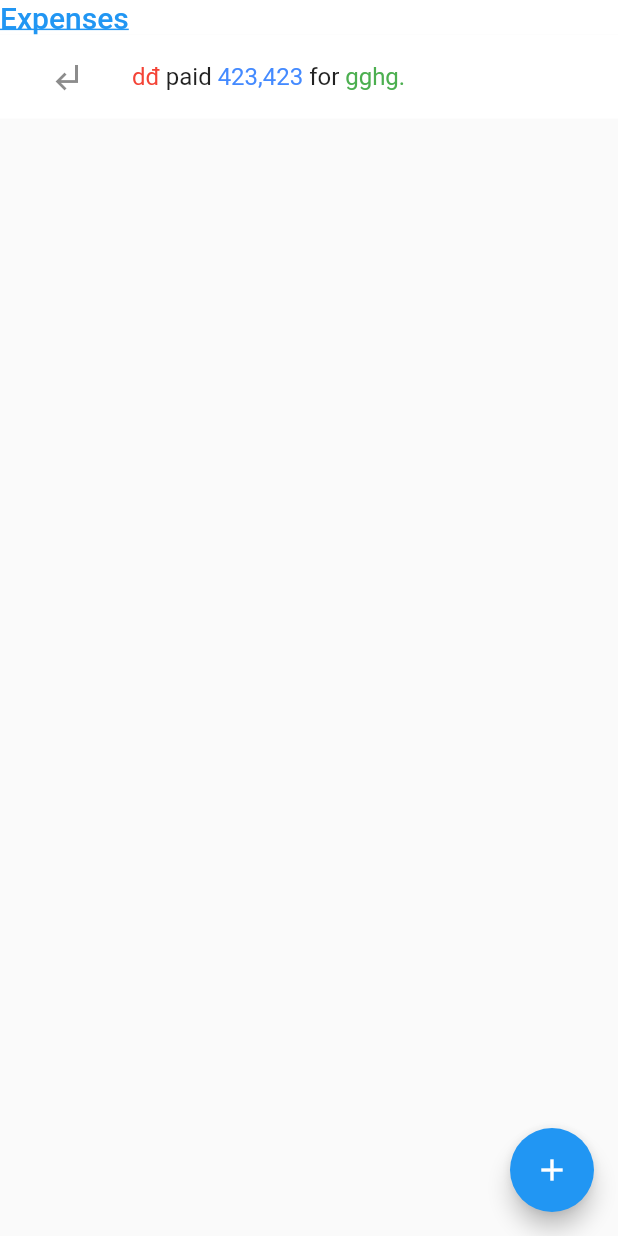
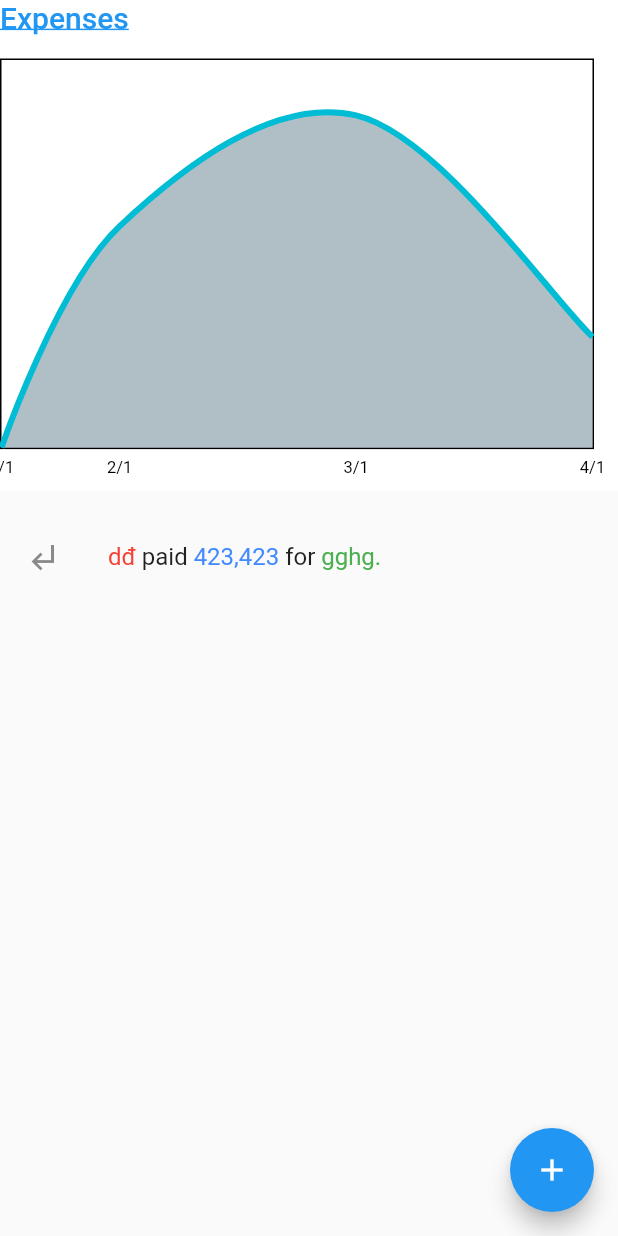
Before and after one commit to magicpro97/tinh_tien, a Flutter app: the ExpenseTab screen opened directly, on a phone screen of 412 x 824 dp. Run offline on Flutter 3.47's test engine with Material 2 defaults, Android fonts, the phone set to English and light mode, and no system bars; drawn by our look-alikes of fl_chart, flutter_slidable; our stand-ins replace bloc, dartz, data_connection_checker, dio, equatable, flutter_bloc and 3 more; missing offline and left inert: qr_mobile_vision; generated files the repository leaves out were written again; network calls fail.

Commit message:
Add expenses chart

```diff
--- a/lib/app/pages/home_page/expense_tab.dart
+++ b/lib/app/pages/home_page/expense_tab.dart
@@ -1,3 +1,4 @@
+import 'package:fl_chart/fl_chart.dart';
 import 'package:flutter/material.dart';
 import 'package:flutter_slidable/flutter_slidable.dart';
 import 'package:tinh_tien/app/route.dart';
@@ -6,19 +7,111 @@ import 'package:tinh_tien/app/widgets/app_tabview.dart';
 import 'package:tinh_tien/common/dimens.dart';
 
 class ExpenseTab extends StatelessWidget {
+  final showIndexes = const [1, 2, 3];
+
   @override
   Widget build(BuildContext context) {
+    final lineBarsData = [
+      LineChartBarData(
+        showingIndicators: showIndexes,
+        isCurved: true,
+        spots: [
+          FlSpot(0, 0),
+          FlSpot(10, 20),
+          FlSpot(30, 30),
+          FlSpot(50, 10),
+        ],
+        barWidth: 4.0,
+        belowBarData: BarAreaData(
+          show: true,
+        ),
+        dotData: FlDotData(show: false),
+      ),
+    ];
+    final LineChartBarData tooltipsOnBar = lineBarsData[0];
+
     return AppTabView(
       title: 'Expenses',
       body: Expanded(
         child: Scaffold(
           body: Container(
-            color: Colors.white,
             child: SingleChildScrollView(
-              padding:
-                  const EdgeInsets.symmetric(horizontal: Dimens.NORMAL_PADDING),
               child: Column(
-                children: <Widget>[_buildExpenseItem(context)],
+                children: <Widget>[
+                  Container(
+                    padding: const EdgeInsets.fromLTRB(
+                      0,
+                      Dimens.NORMAL_PADDING,
+                      Dimens.NORMAL_PADDING,
+                      0,
+                    ),
+                    width: double.infinity,
+                    color: Colors.white,
+                    child: LineChart(LineChartData(
+                        showingTooltipIndicators: showIndexes.map((index) {
+                          return MapEntry(
+                            index,
+                            [
+                              LineBarSpot(
+                                  tooltipsOnBar,
+                                  lineBarsData.indexOf(tooltipsOnBar),
+                                  tooltipsOnBar.spots[index]),
+                            ],
+                          );
+                        }).toList(),
+                        lineTouchData: LineTouchData(
+                            enabled: false,
+                            touchTooltipData: LineTouchTooltipData(
+                                tooltipBgColor: Colors.pink,
+                                tooltipRoundedRadius: 8,
+                                getTooltipItems: (
+                                    List<LineBarSpot> lineBarsSpot) {
+                                  return lineBarsSpot.map((lineBarSpot) {
+                                    return LineTooltipItem(
+                                      lineBarSpot.y.toString(),
+                                      TextStyle(color: Colors.white,
+                                          fontWeight: FontWeight.bold),
+                                    );
+                                  }).toList();
+                                })),
+                        lineBarsData: lineBarsData,
+                        minX: 0,
+                        minY: 0,
+                        maxY: 35,
+                        gridData: const FlGridData(show: false),
+                        titlesData: FlTitlesData(
+                          leftTitles: const SideTitles(
+                            showTitles: false,
+                          ),
+                          bottomTitles: SideTitles(
+                            showTitles: true,
+                            getTitles: (value) {
+                              switch (value.toInt()) {
+                                case 0:
+                                  return '1/1';
+                                case 10:
+                                  return '2/1';
+                                case 30:
+                                  return '3/1';
+                                case 50:
+                                  return '4/1';
+                              }
+                              return '';
+                            },
+                          ),
+                        ),
+                        axisTitleData: FlAxisTitleData(
+                          leftTitle: const AxisTitle(
+                              showTitle: true, titleText: 'Money'),
+                          bottomTitle: const AxisTitle(
+                              showTitle: true, titleText: 'Date'),
+                        ))),
+                  ),
+                  SizedBox(
+                    height: Dimens.NORMAL_PADDING,
+                  ),
+                  _buildExpenseItem(context),
+                ],
               ),
             ),
           ),
--- a/pubspec.yaml
+++ b/pubspec.yaml
@@ -22,6 +22,7 @@ dependencies:
   flutter_bloc: ^3.1.0
   equatable: ^1.0.2
   get_it: ^3.1.0
+  fl_chart: ^0.6.3
 
 dev_dependencies:
   flutter_test:
```
Also changed, not shown: pubspec.lock.
